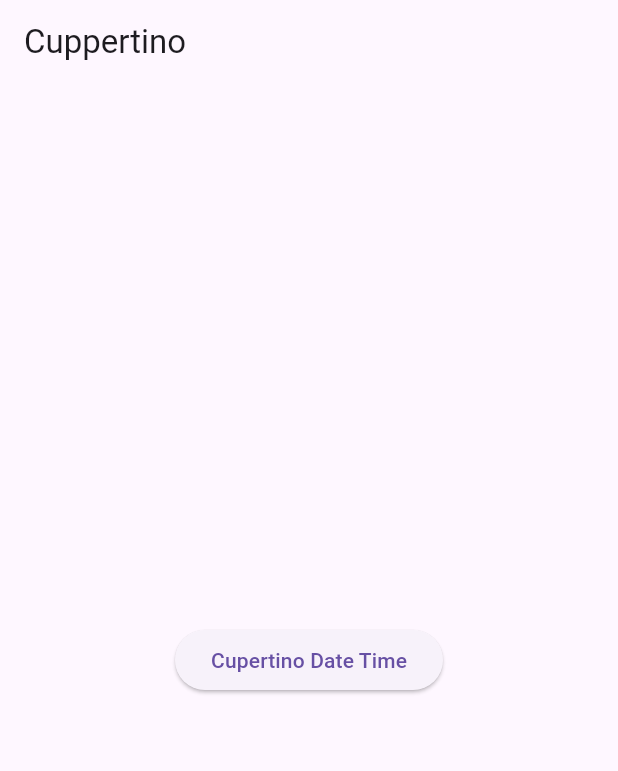
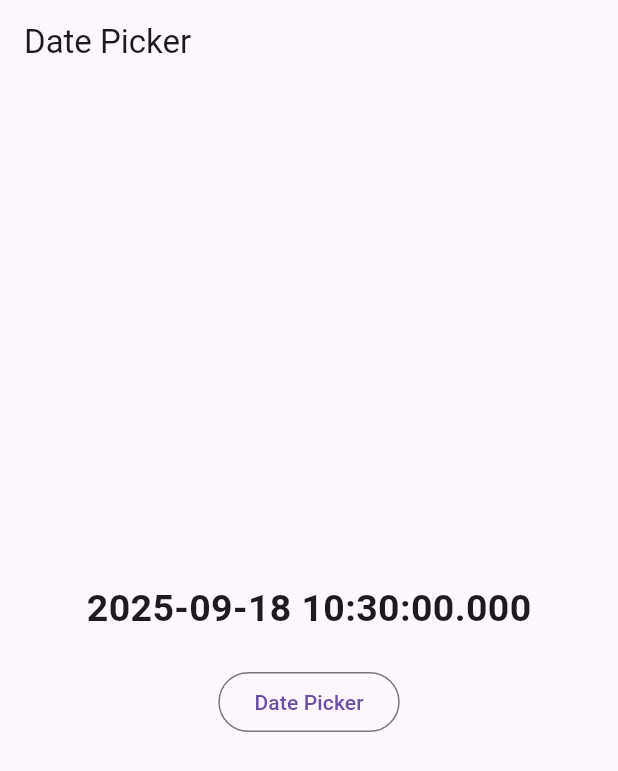
Before and after one commit to hafid-js/Learn-Flutter, a Flutter app: the screen it shows after launch, on a phone screen of 412 x 824 dp. Shown: the top 771 px of the screen. Run offline on Flutter 3.47's test engine with Material 3 defaults, Android fonts, the phone set to English and light mode, and no system bars.

Commit message:
Date Picker

```diff
--- a/lib/main.dart
+++ b/lib/main.dart
@@ -1,7 +1,3 @@
-import 'dart:io';
-import 'dart:math';
-
-import 'package:flutter/cupertino.dart';
 import 'package:flutter/material.dart';
 
 void main() {
@@ -15,67 +11,65 @@ class MyApp extends StatelessWidget {
   }
 }
 
-class HomePage extends StatelessWidget {
+class HomePage extends StatefulWidget {
+  @override
+  State<HomePage> createState() => _HomePageState();
+}
+
+class _HomePageState extends State<HomePage> {
+  DateTime selectDate = DateTime.now();
+
   @override
   Widget build(BuildContext context) {
     return Scaffold(
-      appBar: AppBar(title: Text('Cuppertino')),
+      appBar: AppBar(title: Text('Date Picker')),
       body: Center(
-        child: ElevatedButton(
-          // onPressed: () {
-          //   child:
-          //   showDialog(
-          //     context: context,
-          //     builder: (context) {
-          //       return Platform.isIOS
-          //           ? CupertinoAlertDialog(
-          //               title: Text("Delete Item"),
-          //               content: Text("Are u sore to delete this item?"),
-          //               actions: [
-          //                 TextButton(onPressed: () {}, child: Text("No")),
-          //                 TextButton(onPressed: () {}, child: Text("Yes")),
-          //               ],
-          //             )
-          //           : AlertDialog(
-          //               title: Text("Delete Item"),
-          //               content: Text("Are u sore to delete this item?"),
-          //               actions: [
-          //                 TextButton(onPressed: () {}, child: Text("No")),
-          //                 TextButton(onPressed: () {}, child: Text("Yes")),
-          //               ],
-          //             );
-          //     },
-          //   );
-          // },
-          // child: Text("Alert Dialog"),
-          onPressed: () {
-            Platform.isAndroid
-                ? showDatePicker(
-                    context: context,
-                    initialDate: DateTime.now(),
-                    firstDate: DateTime(1998),
-                    lastDate: DateTime(2050),
-                  )
-                : showCupertinoModalPopup(
-                    context: context,
-                    builder: (context) {
-                      return Container(
-                        height: MediaQuery.of(context).size.height * 0.4,
-                        color: Colors.white,
-                        child: CupertinoDatePicker(
-                          mode: CupertinoDatePickerMode.date,
-                        onDateTimeChanged: (datetime) {
-                          print(datetime);
-                        },
-                        initialDateTime: DateTime.now(),
-                      ),
-                      );
-                    },
-                  );
-          },
-           child: Text("Cupertino Date Time"),
+        child: Column(
+          mainAxisAlignment: MainAxisAlignment.center,
+          children: [
+            Text(
+              selectDate.toString(),
+              style: TextStyle(fontSize: 25, fontWeight: FontWeight.bold),
+            ),
+            SizedBox(height: 20),
+            OutlinedButton(
+              onPressed: () {
+                showDatePicker(
+                  context: context,
+                  initialDate: selectDate,
+                  firstDate: DateTime(1998),
+                  lastDate: DateTime(2029),
+                  // initialEntryMode: DatePickerEntryMode.input,
+                  // initialDatePickerMode: DatePickerMode.year,
+                  // selectableDayPredicate: (day) {
+                  //   if ((day.isAfter(
+                  //         DateTime.now().subtract(Duration(days: 9)))) &&
+                  //       (day.isBefore(DateTime.now().add(Duration(days: 10))))) {
+                  //     return true;
+                  //   }
+                  //   return false;
+                  // },
+
+                  helpText: "Help Text",
+                  cancelText: "Cancel Text",
+                  confirmText: "Confirm Text",
+                  fieldHintText: "Field Hint Text",
+                  fieldLabelText: "Field Label Text",
+                  // builder: (context, child) {
+                  //   return Theme(data: ThemeData.dark(), child: child);
+                  // },
+                ).then((value) {
+                  if (value != null) {
+                    setState(() {
+                      selectDate = value;
+                    });
+                  }
+                });
+              },
+              child: Text("Date Picker"),
+            ),
+          ],
         ),
-
       ),
     );
   }
```
